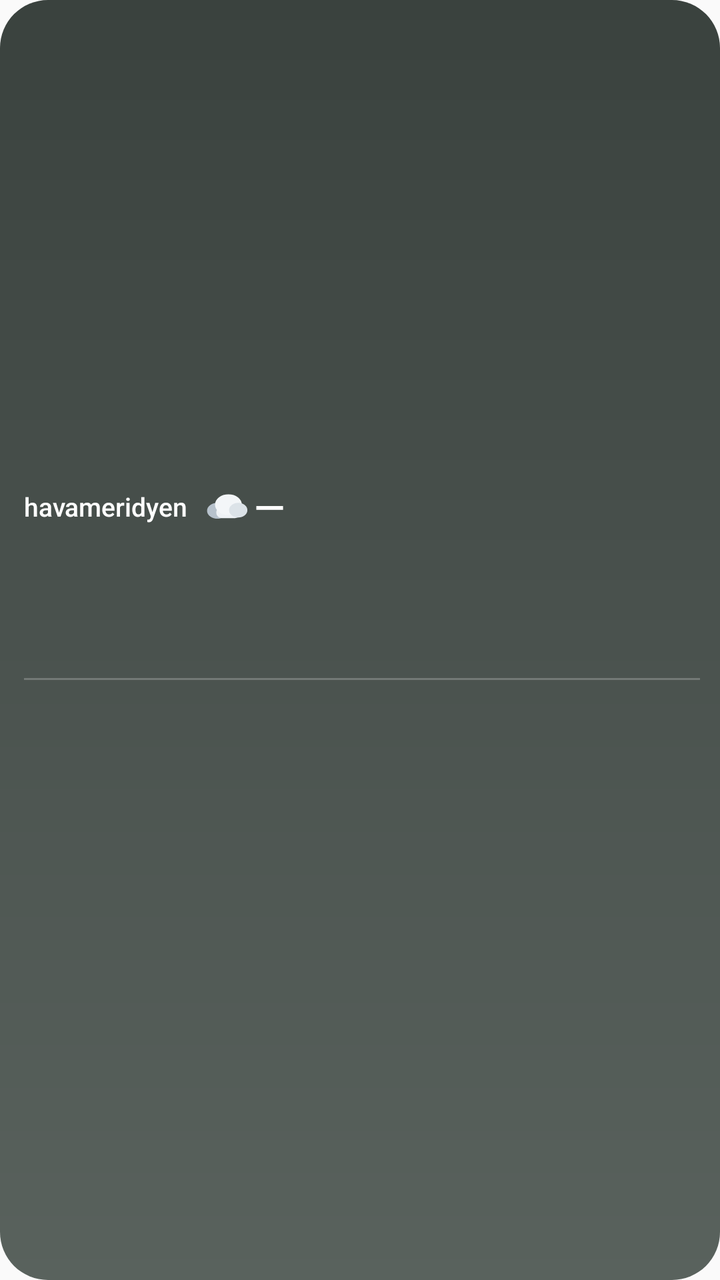
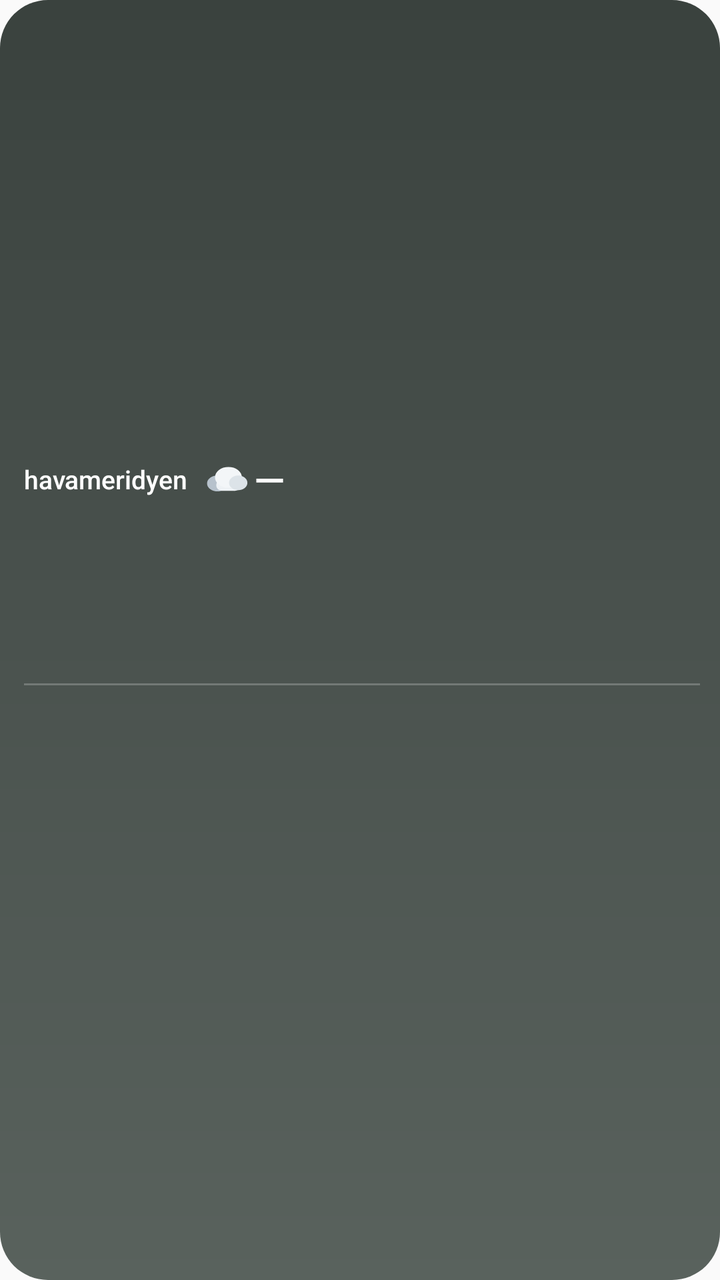

Two renders of the same Android screen: before a commit and after it. Below are the layout's source before the change and the commit's diff.
<!-- AndroidManifest.xml: application theme AppTheme -->
<!-- res/layout/hm_widget_birlesik.xml -->
<?xml version="1.0" encoding="utf-8"?>
<LinearLayout xmlns:android="http://schemas.android.com/apk/res/android"
    android:id="@+id/w_root"
    android:layout_width="match_parent"
    android:layout_height="match_parent"
    android:background="@drawable/wsky_nodata"
    android:gravity="center_vertical"
    android:orientation="vertical"
    android:paddingStart="12dp"
    android:paddingTop="12dp"
    android:paddingEnd="10dp"
    android:paddingBottom="12dp">

    <LinearLayout
        android:layout_width="match_parent"
        android:layout_height="wrap_content"
        android:gravity="center_vertical"
        android:orientation="horizontal">

        <TextView
            android:id="@+id/w_place"
            android:layout_width="wrap_content"
            android:layout_height="wrap_content"
            android:ellipsize="end"
            android:fontFamily="sans-serif-medium"
            android:includeFontPadding="false"
            android:maxLines="1"
            android:text="@string/app_name"
            android:textColor="@color/hm_w_text"
            android:textSize="13dp" />

        <ImageView
            android:id="@+id/w_icon"
            android:layout_width="22dp"
            android:layout_height="22dp"
            android:layout_marginStart="8dp"
            android:importantForAccessibility="no"
            android:scaleType="fitCenter"
            android:src="@drawable/wx_cloud" />

        <TextView
            android:id="@+id/w_temp"
            android:layout_width="wrap_content"
            android:layout_height="wrap_content"
            android:layout_marginStart="3dp"
            android:fontFamily="sans-serif-medium"
            android:includeFontPadding="false"
            android:maxLines="1"
            android:text="—"
            android:textColor="@color/hm_w_text"
            android:textSize="20dp" />

        <TextView
            android:id="@+id/w_cond"
            android:layout_width="0dp"
            android:layout_height="wrap_content"
            android:layout_weight="1"
            android:layout_marginStart="6dp"
            android:ellipsize="end"
            android:includeFontPadding="false"
            android:maxLines="1"
            android:textColor="@color/hm_w_soft"
            android:textSize="11dp" />

        <TextView
            android:id="@+id/w_time"
            android:layout_width="wrap_content"
            android:layout_height="wrap_content"
            android:layout_marginStart="6dp"
            android:includeFontPadding="false"
            android:maxLines="1"
            android:textColor="@color/hm_w_faint"
            android:textSize="10dp" />
    </LinearLayout>

    <LinearLayout
        android:layout_width="match_parent"
        android:layout_height="wrap_content"
        android:layout_marginTop="6dp"
        android:gravity="center_vertical"
        android:orientation="horizontal">

        <LinearLayout
            android:layout_width="0dp"
            android:layout_height="wrap_content"
            android:layout_weight="1"
            android:gravity="center_horizontal"
            android:orientation="vertical">

            <TextView
                android:id="@+id/w_d0_n"
                android:layout_width="wrap_content"
                android:layout_height="wrap_content"
                android:fontFamily="sans-serif-medium"
                android:includeFontPadding="false"
                android:maxLines="1"
                android:textColor="@color/hm_w_text"
                android:textSize="11dp" />

            <ImageView
                android:id="@+id/w_d0_i"
                android:layout_width="24dp"
                android:layout_height="24dp"
                android:layout_marginTop="1dp"
                android:layout_marginBottom="1dp"
                android:importantForAccessibility="no"
                android:scaleType="fitCenter" />

            <LinearLayout
                android:layout_width="wrap_content"
                android:layout_height="wrap_content"
                android:orientation="horizontal">

                <TextView
                    android:id="@+id/w_d0_max"
                    android:layout_width="wrap_content"
                    android:layout_height="wrap_content"
                    android:fontFamily="sans-serif-medium"
                    android:includeFontPadding="false"
                    android:maxLines="1"
                    android:textColor="@color/hm_w_text"
                    android:textSize="11dp" />

                <TextView
                    android:id="@+id/w_d0_min"
                    android:layout_width="wrap_content"
                    android:layout_height="wrap_content"
                    android:layout_marginStart="3dp"
                    android:includeFontPadding="false"
                    android:maxLines="1"
                    android:textColor="@color/hm_w_faint"
                    android:textSize="11dp" />
            </LinearLayout>

            <FrameLayout
                android:id="@+id/w_d0_bar"
                android:layout_width="26dp"
                android:layout_height="6dp"
                android:layout_marginTop="3dp"
                android:background="@drawable/w_bar_bg"
                android:visibility="invisible">

                <ImageView
                    android:id="@+id/w_d0_barc"
                    android:layout_width="22dp"
                    android:layout_height="2dp"
                    android:layout_gravity="center"
                    android:importantForAccessibility="no"
                    android:src="@drawable/w_bar" />
            </FrameLayout>
        </LinearLayout>

        <LinearLayout
            android:layout_width="0dp"
            android:layout_height="wrap_content"
            android:layout_weight="1"
            android:gravity="center_horizontal"
            android:orientation="vertical">

            <TextView
                android:id="@+id/w_d1_n"
                android:layout_width="wrap_content"
                android:layout_height="wrap_content"
                android:fontFamily="sans-serif-medium"
                android:includeFontPadding="false"
                android:maxLines="1"
                android:textColor="@color/hm_w_text"
                android:textSize="11dp" />

            <ImageView
                android:id="@+id/w_d1_i"
                android:layout_width="24dp"
                android:layout_height="24dp"
                android:layout_marginTop="1dp"
                android:layout_marginBottom="1dp"
                android:importantForAccessibility="no"
                android:scaleType="fitCenter" />

            <LinearLayout
                android:layout_width="wrap_content"
                android:layout_height="wrap_content"
                android:orientation="horizontal">

                <TextView
                    android:id="@+id/w_d1_max"
                    android:layout_width="wrap_content"
                    android:layout_height="wrap_content"
                    android:fontFamily="sans-serif-medium"
                    android:includeFontPadding="false"
                    android:maxLines="1"
                    android:textColor="@color/hm_w_text"
                    android:textSize="11dp" />

                <TextView
                    android:id="@+id/w_d1_min"
                    android:layout_width="wrap_content"
                    android:layout_height="wrap_content"
                    android:layout_marginStart="3dp"
                    android:includeFontPadding="false"
                    android:maxLines="1"
                    android:textColor="@color/hm_w_faint"
                    android:textSize="11dp" />
            </LinearLayout>

            <FrameLayout
                android:id="@+id/w_d1_bar"
                android:layout_width="26dp"
                android:layout_height="6dp"
                android:layout_marginTop="3dp"
                android:background="@drawable/w_bar_bg"
                android:visibility="invisible">

                <ImageView
                    android:id="@+id/w_d1_barc"
                    android:layout_width="22dp"
                    android:layout_height="2dp"
                    android:layout_gravity="center"
                    android:importantForAccessibility="no"
                    android:src="@drawable/w_bar" />
            </FrameLayout>
        </LinearLayout>

        <LinearLayout
            android:layout_width="0dp"
            android:layout_height="wrap_content"
            android:layout_weight="1"
            android:gravity="center_horizontal"
            android:orientation="vertical">

            <TextView
                android:id="@+id/w_d2_n"
                android:layout_width="wrap_content"
                android:layout_height="wrap_content"
                android:fontFamily="sans-serif-medium"
                android:includeFontPadding="false"
                android:maxLines="1"
                android:textColor="@color/hm_w_text"
                android:textSize="11dp" />

            <ImageView
                android:id="@+id/w_d2_i"
                android:layout_width="24dp"
                android:layout_height="24dp"
                android:layout_marginTop="1dp"
                android:layout_marginBottom="1dp"
                android:importantForAccessibility="no"
                android:scaleType="fitCenter" />

            <LinearLayout
                android:layout_width="wrap_content"
                android:layout_height="wrap_content"
                android:orientation="horizontal">

                <TextView
                    android:id="@+id/w_d2_max"
                    android:layout_width="wrap_content"
                    android:layout_height="wrap_content"
                    android:fontFamily="sans-serif-medium"
                    android:includeFontPadding="false"
                    android:maxLines="1"
                    android:textColor="@color/hm_w_text"
                    android:textSize="11dp" />

                <TextView
                    android:id="@+id/w_d2_min"
                    android:layout_width="wrap_content"
                    android:layout_height="wrap_content"
                    android:layout_marginStart="3dp"
                    android:includeFontPadding="false"
                    android:maxLines="1"
                    android:textColor="@color/hm_w_faint"
                    android:textSize="11dp" />
            </LinearLayout>

            <FrameLayout
                android:id="@+id/w_d2_bar"
                android:layout_width="26dp"
                android:layout_height="6dp"
                android:layout_marginTop="3dp"
                android:background="@drawable/w_bar_bg"
                android:visibility="invisible">

                <ImageView
                    android:id="@+id/w_d2_barc"
                    android:layout_width="22dp"
                    android:layout_height="2dp"
                    android:layout_gravity="center"
                    android:importantForAccessibility="no"
                    android:src="@drawable/w_bar" />
            </FrameLayout>
        </LinearLayout>

        <LinearLayout
            android:layout_width="0dp"
            android:layout_height="wrap_content"
            android:layout_weight="1"
            android:gravity="center_horizontal"
            android:orientation="vertical">

            <TextView
                android:id="@+id/w_d3_n"
                android:layout_width="wrap_content"
                android:layout_height="wrap_content"
                android:fontFamily="sans-serif-medium"
                android:includeFontPadding="false"
                android:maxLines="1"
                android:textColor="@color/hm_w_text"
                android:textSize="11dp" />

            <ImageView
                android:id="@+id/w_d3_i"
                android:layout_width="24dp"
                android:layout_height="24dp"
                android:layout_marginTop="1dp"
                android:layout_marginBottom="1dp"
                android:importantForAccessibility="no"
                android:scaleType="fitCenter" />

            <LinearLayout
                android:layout_width="wrap_content"
                android:layout_height="wrap_content"
                android:orientation="horizontal">

                <TextView
                    android:id="@+id/w_d3_max"
                    android:layout_width="wrap_content"
                    android:layout_height="wrap_content"
                    android:fontFamily="sans-serif-medium"
                    android:includeFontPadding="false"
                    android:maxLines="1"
                    android:textColor="@color/hm_w_text"
                    android:textSize="11dp" />

                <TextView
                    android:id="@+id/w_d3_min"
                    android:layout_width="wrap_content"
                    android:layout_height="wrap_content"
                    android:layout_marginStart="3dp"
                    android:includeFontPadding="false"
                    android:maxLines="1"
                    android:textColor="@color/hm_w_faint"
                    android:textSize="11dp" />
            </LinearLayout>

            <FrameLayout
                android:id="@+id/w_d3_bar"
                android:layout_width="26dp"
                android:layout_height="6dp"
                android:layout_marginTop="3dp"
                android:background="@drawable/w_bar_bg"
                android:visibility="invisible">

                <ImageView
                    android:id="@+id/w_d3_barc"
                    android:layout_width="22dp"
                    android:layout_height="2dp"
                    android:layout_gravity="center"
                    android:importantForAccessibility="no"
                    android:src="@drawable/w_bar" />
            </FrameLayout>
        </LinearLayout>

    </LinearLayout>

    <ImageView
        android:layout_width="match_parent"
        android:layout_height="1dp"
        android:layout_marginTop="6dp"
        android:layout_marginBottom="6dp"
        android:importantForAccessibility="no"
        android:src="@color/hm_w_line" />

    <LinearLayout
        android:layout_width="match_parent"
        android:layout_height="wrap_content"
        android:gravity="center_vertical"
        android:orientation="horizontal">

        <LinearLayout
            android:layout_width="0dp"
            android:layout_height="wrap_content"
            android:layout_weight="1"
            android:gravity="center_horizontal"
            android:orientation="vertical">

            <TextView
                android:id="@+id/w_h0_t"
                android:layout_width="wrap_content"
                android:layout_height="wrap_content"
                android:includeFontPadding="false"
                android:maxLines="1"
                android:textColor="@color/hm_w_faint"
                android:textSize="10dp" />

            <ImageView
                android:id="@+id/w_h0_i"
                android:layout_width="22dp"
                android:layout_height="22dp"
                android:layout_marginTop="2dp"
                android:layout_marginBottom="2dp"
                android:importantForAccessibility="no"
                android:scaleType="fitCenter" />

            <TextView
                android:id="@+id/w_h0_v"
                android:layout_width="wrap_content"
                android:layout_height="wrap_content"
                android:fontFamily="sans-serif-medium"
                android:includeFontPadding="false"
                android:maxLines="1"
                android:textColor="@color/hm_w_text"
                android:textSize="12dp" />
        </LinearLayout>

        <LinearLayout
            android:layout_width="0dp"
            android:layout_height="wrap_content"
            android:layout_weight="1"
            android:gravity="center_horizontal"
            android:orientation="vertical">

            <TextView
                android:id="@+id/w_h1_t"
                android:layout_width="wrap_content"
                android:layout_height="wrap_content"
                android:includeFontPadding="false"
                android:maxLines="1"
                android:textColor="@color/hm_w_faint"
                android:textSize="10dp" />

            <ImageView
                android:id="@+id/w_h1_i"
                android:layout_width="22dp"
                android:layout_height="22dp"
                android:layout_marginTop="2dp"
                android:layout_marginBottom="2dp"
                android:importantForAccessibility="no"
                android:scaleType="fitCenter" />

            <TextView
                android:id="@+id/w_h1_v"
                android:layout_width="wrap_content"
                android:layout_height="wrap_content"
                android:fontFamily="sans-serif-medium"
                android:includeFontPadding="false"
                android:maxLines="1"
                android:textColor="@color/hm_w_text"
                android:textSize="12dp" />
        </LinearLayout>

        <LinearLayout
            android:layout_width="0dp"
            android:layout_height="wrap_content"
            android:layout_weight="1"
            android:gravity="center_horizontal"
            android:orientation="vertical">

            <TextView
                android:id="@+id/w_h2_t"
                android:layout_width="wrap_content"
                android:layout_height="wrap_content"
                android:includeFontPadding="false"
                android:maxLines="1"
                android:textColor="@color/hm_w_faint"
                android:textSize="10dp" />

            <ImageView
                android:id="@+id/w_h2_i"
                android:layout_width="22dp"
                android:layout_height="22dp"
                android:layout_marginTop="2dp"
                android:layout_marginBottom="2dp"
                android:importantForAccessibility="no"
                android:scaleType="fitCenter" />

            <TextView
                android:id="@+id/w_h2_v"
                android:layout_width="wrap_content"
                android:layout_height="wrap_content"
                android:fontFamily="sans-serif-medium"
                android:includeFontPadding="false"
                android:maxLines="1"
                android:textColor="@color/hm_w_text"
                android:textSize="12dp" />
        </LinearLayout>

        <LinearLayout
            android:layout_width="0dp"
            android:layout_height="wrap_content"
            android:layout_weight="1"
            android:gravity="center_horizontal"
            android:orientation="vertical">

            <TextView
                android:id="@+id/w_h3_t"
                android:layout_width="wrap_content"
                android:layout_height="wrap_content"
                android:includeFontPadding="false"
                android:maxLines="1"
                android:textColor="@color/hm_w_faint"
                android:textSize="10dp" />

            <ImageView
                android:id="@+id/w_h3_i"
                android:layout_width="22dp"
                android:layout_height="22dp"
                android:layout_marginTop="2dp"
                android:layout_marginBottom="2dp"
                android:importantForAccessibility="no"
                android:scaleType="fitCenter" />

            <TextView
                android:id="@+id/w_h3_v"
                android:layout_width="wrap_content"
                android:layout_height="wrap_content"
                android:fontFamily="sans-serif-medium"
                android:includeFontPadding="false"
                android:maxLines="1"
                android:textColor="@color/hm_w_text"
                android:textSize="12dp" />
        </LinearLayout>

        <LinearLayout
            android:layout_width="0dp"
            android:layout_height="wrap_content"
            android:layout_weight="1"
            android:gravity="center_horizontal"
            android:orientation="vertical">

            <TextView
                android:id="@+id/w_h4_t"
                android:layout_width="wrap_content"
                android:layout_height="wrap_content"
                android:includeFontPadding="false"
                android:maxLines="1"
                android:textColor="@color/hm_w_faint"
                android:textSize="10dp" />

            <ImageView
                android:id="@+id/w_h4_i"
                android:layout_width="22dp"
                android:layout_height="22dp"
                android:layout_marginTop="2dp"
                android:layout_marginBottom="2dp"
                android:importantForAccessibility="no"
                android:scaleType="fitCenter" />

            <TextView
                android:id="@+id/w_h4_v"
                android:layout_width="wrap_content"
                android:layout_height="wrap_content"
                android:fontFamily="sans-serif-medium"
                android:includeFontPadding="false"
                android:maxLines="1"
                android:textColor="@color/hm_w_text"
                android:textSize="12dp" />
        </LinearLayout>

    </LinearLayout>
</LinearLayout>
<!-- resources referenced by this layout -->
<resources>
  <color name="hm_w_faint">#B3FFFFFF</color>
  <color name="hm_w_line">#38FFFFFF</color>
  <color name="hm_w_soft">#D9FFFFFF</color>
  <color name="hm_w_text">#FFFFFFFF</color>
  <!-- drawable w_bar (drawable) -->
  <?xml version="1.0" encoding="utf-8"?>
  <shape xmlns:android="http://schemas.android.com/apk/res/android"
      android:shape="rectangle">
      <corners android:radius="2dp" />
      <solid android:color="#FFFFFFFF" />
      <size
          android:width="28dp"
          android:height="3dp" />
  </shape>
  <!-- drawable w_bar_bg (drawable) -->
  <?xml version="1.0" encoding="utf-8"?>
  <shape xmlns:android="http://schemas.android.com/apk/res/android"
      android:shape="rectangle">
      <corners android:radius="3.5dp" />
      <solid android:color="#59000000" />
  </shape>
  <!-- drawable wsky_nodata (drawable) -->
  <?xml version="1.0" encoding="utf-8"?>
  <shape xmlns:android="http://schemas.android.com/apk/res/android"
      android:shape="rectangle">
      <corners android:radius="@dimen/hm_widget_radius" />
      <gradient
          android:angle="270"
          android:startColor="#3A423E"
          android:centerColor="#4A524E"
          android:endColor="#59625D"
          android:type="linear" />
  </shape>
  <!-- drawable wx_cloud (drawable) -->
  <?xml version="1.0" encoding="utf-8"?>
  <vector xmlns:android="http://schemas.android.com/apk/res/android"
      android:width="36dp"
      android:height="30dp"
      android:viewportWidth="36"
      android:viewportHeight="30">
      <group
          android:translateX="-4"
          android:translateY="-2">
          <path
              android:fillColor="#B7C2CC"
              android:pathData="M6.5,19 a8.5,6.5 0 1,0 17,0 a8.5,6.5 0 1,0 -17,0 Z" />
          <path
              android:fillColor="#EEF2F5"
              android:pathData="M18.5,16 h11 a4.5,4.5 0 0,1 4.5,4.5 v0 a4.5,4.5 0 0,1 -4.5,4.5 h-11 a4.5,4.5 0 0,1 -4.5,-4.5 v0 a4.5,4.5 0 0,1 4.5,-4.5 Z" />
          <path
              android:fillColor="#F3F6F8"
              android:pathData="M13,14 a11,8.5 0 1,0 22,0 a11,8.5 0 1,0 -22,0 Z" />
          <path
              android:fillColor="#DCE3E8"
              android:pathData="M24.5,18.5 a7.5,6 0 1,0 15,0 a7.5,6 0 1,0 -15,0 Z" />
      </group>
  </vector>
  <string name="app_name">havameridyen</string>
  <style name="AppTheme" parent="Theme.AppCompat.Light.DarkActionBar">
          
          <item name="colorPrimary">@color/colorPrimary</item>
          <item name="colorPrimaryDark">@color/colorPrimaryDark</item>
          <item name="colorAccent">@color/colorAccent</item>
      </style>
  <dimen name="hm_widget_radius">24dp</dimen>
</resources>

<!-- the commit's change to res/layout/hm_widget_birlesik.xml (unified diff, before → after) -->
@@ -106,6 +106,16 @@
                 android:importantForAccessibility="no"
                 android:scaleType="fitCenter" />
 
+            <TextView
+                android:id="@+id/w_d0_p"
+                android:layout_width="wrap_content"
+                android:layout_height="wrap_content"
+                android:fontFamily="sans-serif-medium"
+                android:includeFontPadding="false"
+                android:maxLines="1"
+                android:textColor="@color/hm_w_rain"
+                android:textSize="            dp" />
+
             <LinearLayout
                 android:layout_width="wrap_content"
                 android:layout_height="wrap_content"
@@ -176,6 +186,16 @@
                 android:importantForAccessibility="no"
                 android:scaleType="fitCenter" />
 
+            <TextView
+                android:id="@+id/w_d1_p"
+                android:layout_width="wrap_content"
+                android:layout_height="wrap_content"
+                android:fontFamily="sans-serif-medium"
+                android:includeFontPadding="false"
+                android:maxLines="1"
+                android:textColor="@color/hm_w_rain"
+                android:textSize="            dp" />
+
             <LinearLayout
                 android:layout_width="wrap_content"
                 android:layout_height="wrap_content"
@@ -246,6 +266,16 @@
                 android:importantForAccessibility="no"
                 android:scaleType="fitCenter" />
 
+            <TextView
+                android:id="@+id/w_d2_p"
+                android:layout_width="wrap_content"
+                android:layout_height="wrap_content"
+                android:fontFamily="sans-serif-medium"
+                android:includeFontPadding="false"
+                android:maxLines="1"
+                android:textColor="@color/hm_w_rain"
+                android:textSize="            dp" />
+
             <LinearLayout
                 android:layout_width="wrap_content"
                 android:layout_height="wrap_content"
@@ -316,6 +346,16 @@
                 android:importantForAccessibility="no"
                 android:scaleType="fitCenter" />
 
+            <TextView
+                android:id="@+id/w_d3_p"
+                android:layout_width="wrap_content"
+                android:layout_height="wrap_content"
+                android:fontFamily="sans-serif-medium"
+                android:includeFontPadding="false"
+                android:maxLines="1"
+                android:textColor="@color/hm_w_rain"
+                android:textSize="            dp" />
+
             <LinearLayout
                 android:layout_width="wrap_content"
                 android:layout_height="wrap_content"
@@ -397,14 +437,25 @@
                 android:layout_width="22dp"
                 android:layout_height="22dp"
                 android:layout_marginTop="2dp"
-                android:layout_marginBottom="2dp"
-                android:importantForAccessibility="no"
-                android:scaleType="fitCenter" />
+                android:layout_marginBottom="1dp"
+                android:importantForAccessibility="no"
+                android:scaleType="fitCenter" />
+
+            <TextView
+                android:id="@+id/w_h0_p"
+                android:layout_width="wrap_content"
+                android:layout_height="wrap_content"
+                android:fontFamily="sans-serif-medium"
+                android:includeFontPadding="false"
+                android:maxLines="1"
+                android:textColor="@color/hm_w_rain"
+                android:textSize="9dp" />
 
             <TextView
                 android:id="@+id/w_h0_v"
                 android:layout_width="wrap_content"
                 android:layout_height="wrap_content"
+                android:layout_marginTop="1dp"
                 android:fontFamily="sans-serif-medium"
                 android:includeFontPadding="false"
                 android:maxLines="1"
@@ -433,14 +484,25 @@
                 android:layout_width="22dp"
                 android:layout_height="22dp"
                 android:layout_marginTop="2dp"
-                android:layout_marginBottom="2dp"
-                android:importantForAccessibility="no"
-                android:scaleType="fitCenter" />
+                android:layout_marginBottom="1dp"
+                android:importantForAccessibility="no"
+                android:scaleType="fitCenter" />
+
+            <TextView
+                android:id="@+id/w_h1_p"
+                android:layout_width="wrap_content"
+                android:layout_height="wrap_content"
+                android:fontFamily="sans-serif-medium"
+                android:includeFontPadding="false"
+                android:maxLines="1"
+                android:textColor="@color/hm_w_rain"
+                android:textSize="9dp" />
 
             <TextView
                 android:id="@+id/w_h1_v"
                 android:layout_width="wrap_content"
                 android:layout_height="wrap_content"
+                android:layout_marginTop="1dp"
                 android:fontFamily="sans-serif-medium"
                 android:includeFontPadding="false"
                 android:maxLines="1"
@@ -469,14 +531,25 @@
                 android:layout_width="22dp"
                 android:layout_height="22dp"
                 android:layout_marginTop="2dp"
-                android:layout_marginBottom="2dp"
-                android:importantForAccessibility="no"
-                android:scaleType="fitCenter" />
+                android:layout_marginBottom="1dp"
+                android:importantForAccessibility="no"
+                android:scaleType="fitCenter" />
+
+            <TextView
+                android:id="@+id/w_h2_p"
+                android:layout_width="wrap_content"
+                android:layout_height="wrap_content"
+                android:fontFamily="sans-serif-medium"
+                android:includeFontPadding="false"
+                android:maxLines="1"
+                android:textColor="@color/hm_w_rain"
+                android:textSize="9dp" />
 
             <TextView
                 android:id="@+id/w_h2_v"
                 android:layout_width="wrap_content"
                 android:layout_height="wrap_content"
+                android:layout_marginTop="1dp"
                 android:fontFamily="sans-serif-medium"
                 android:includeFontPadding="false"
                 android:maxLines="1"
@@ -505,14 +578,25 @@
                 android:layout_width="22dp"
                 android:layout_height="22dp"
                 android:layout_marginTop="2dp"
-                android:layout_marginBottom="2dp"
-                android:importantForAccessibility="no"
-                android:scaleType="fitCenter" />
+                android:layout_marginBottom="1dp"
+                android:importantForAccessibility="no"
+                android:scaleType="fitCenter" />
+
+            <TextView
+                android:id="@+id/w_h3_p"
+                android:layout_width="wrap_content"
+                android:layout_height="wrap_content"
+                android:fontFamily="sans-serif-medium"
+                android:includeFontPadding="false"
+                android:maxLines="1"
+                android:textColor="@color/hm_w_rain"
+                android:textSize="9dp" />
 
             <TextView
                 android:id="@+id/w_h3_v"
                 android:layout_width="wrap_content"
                 android:layout_height="wrap_content"
+                android:layout_marginTop="1dp"
                 android:fontFamily="sans-serif-medium"
                 android:includeFontPadding="false"
                 android:maxLines="1"
@@ -541,14 +625,25 @@
                 android:layout_width="22dp"
                 android:layout_height="22dp"
                 android:layout_marginTop="2dp"
-                android:layout_marginBottom="2dp"
-                android:importantForAccessibility="no"
-                android:scaleType="fitCenter" />
+                android:layout_marginBottom="1dp"
+                android:importantForAccessibility="no"
+                android:scaleType="fitCenter" />
+
+            <TextView
+                android:id="@+id/w_h4_p"
+                android:layout_width="wrap_content"
+                android:layout_height="wrap_content"
+                android:fontFamily="sans-serif-medium"
+                android:includeFontPadding="false"
+                android:maxLines="1"
+                android:textColor="@color/hm_w_rain"
+                android:textSize="9dp" />
 
             <TextView
                 android:id="@+id/w_h4_v"
                 android:layout_width="wrap_content"
                 android:layout_height="wrap_content"
+                android:layout_marginTop="1dp"
                 android:fontFamily="sans-serif-medium"
                 android:includeFontPadding="false"
                 android:maxLines="1"
<!-- resource entries referenced after the edit -->
@@ -2,6 +2,7 @@
 <resources>
   <color name="hm_w_faint">#B3FFFFFF</color>
   <color name="hm_w_line">#38FFFFFF</color>
+  <color name="hm_w_rain">#FFE0EEFF</color>
   <color name="hm_w_soft">#D9FFFFFF</color>
   <color name="hm_w_text">#FFFFFFFF</color>
   <!-- drawable w_bar (drawable) -->
